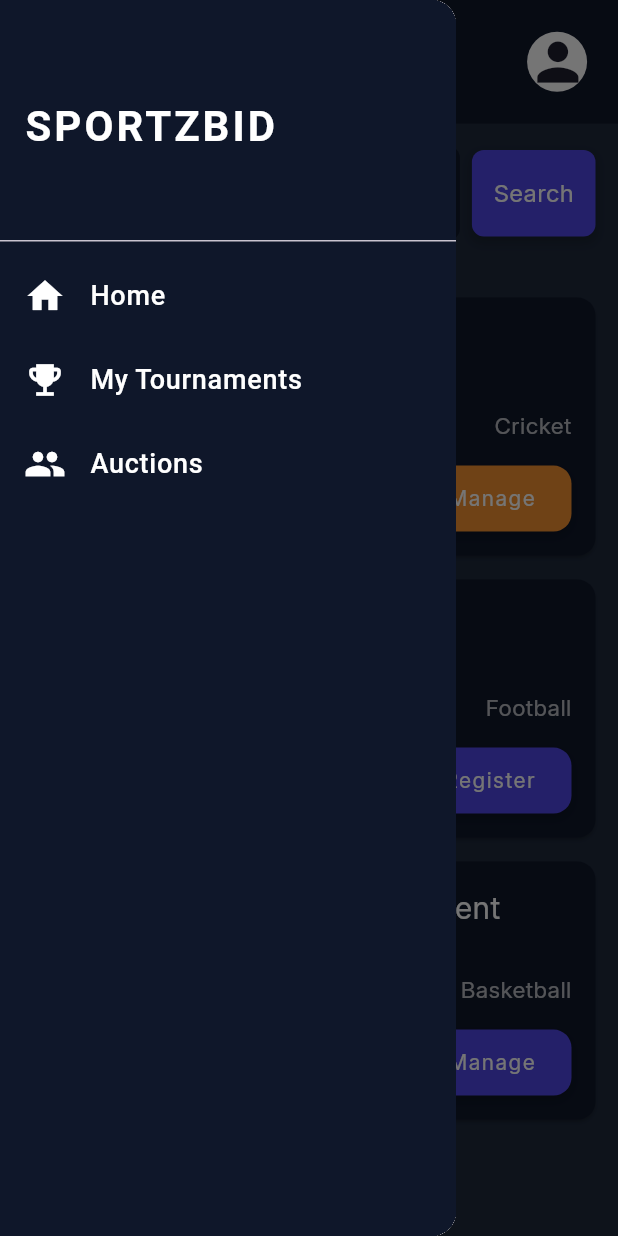
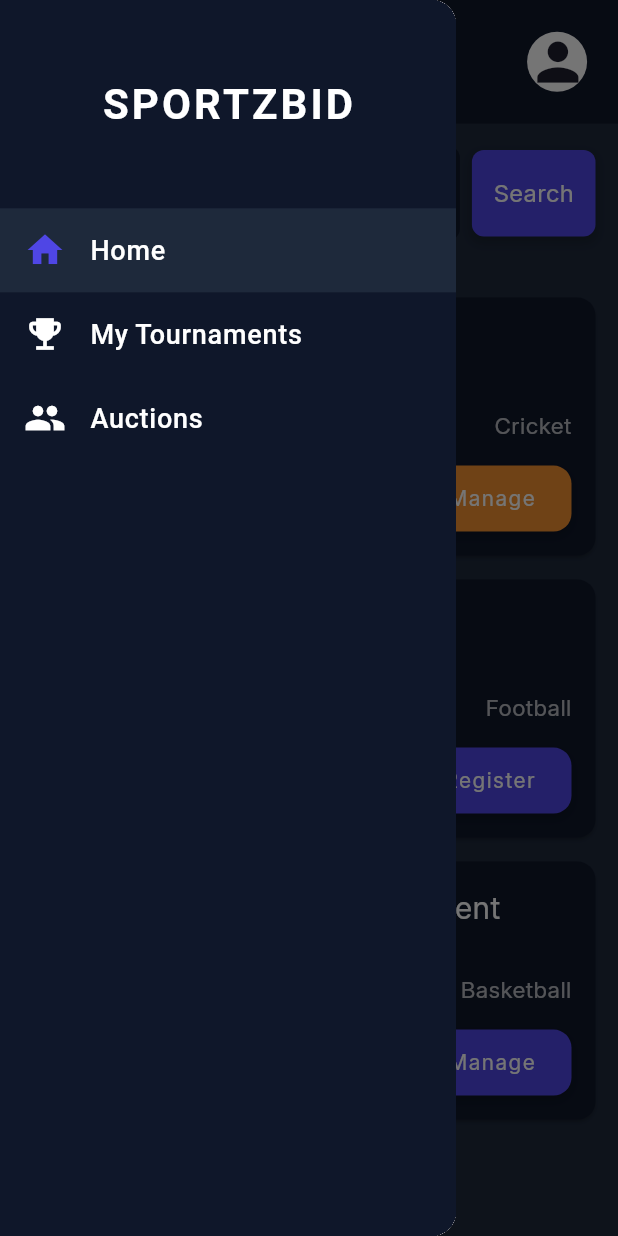
Before and after one commit to anazhtz/sportzbid, a Flutter app: the Homepage screen opened by its route, after a tap on the "menu" icon, on a phone screen of 412 x 824 dp. Run offline on Flutter 3.47's test engine with Material 3 defaults, Android fonts, the phone set to English and light mode, and no system bars.

Commit message:
Drawer Complied ui

```diff
--- a/lib/core_widgets/csutom_drawer.dart
+++ b/lib/core_widgets/csutom_drawer.dart
@@ -1,69 +1,104 @@
 import 'package:flutter/material.dart';
 import 'package:sportzbid/core/appcolor.dart';
+import 'package:sportzbid/utilis/responsive.dart';
 
 class CustomDrawer extends StatelessWidget {
-  const CustomDrawer({super.key});
+  final String currentPage;
+
+  const CustomDrawer({super.key, required this.currentPage});
 
   @override
   Widget build(BuildContext context) {
+    final responsive = context.responsive;
+
     return Drawer(
       child: Container(
         color: AppColors.textFeildColor,
         child: Column(
           children: [
-            DrawerHeader(
-              decoration: BoxDecoration(
-                color: AppColors.textFeildColor,
-              ),
-              child: const Align(
-                alignment: Alignment.centerLeft,
-                child: Text(
+            SizedBox(height: responsive.hp(6)), // Adjusted height for top spacing
+            Text(
               'SPORTZBID',
               style: TextStyle(
                 color: Colors.white,
-                    fontSize: 28,
+                fontSize: responsive.sp(28), // Responsive font size
                 fontWeight: FontWeight.bold,
-                    letterSpacing: 2.0,
+                letterSpacing: responsive.wp(0.5), // Responsive letter spacing
               ),
             ),
+            SizedBox(height: responsive.hp(6)), // Adjusted height for spacing between elements
+            Container(
+              color: currentPage == 'Home' ? AppColors.secondaryColor : null,
+              child: ListTile(
+                leading: Icon(
+                  Icons.home,
+                  color: currentPage == 'Home'
+                      ? AppColors.buttonColor
+                      : Colors.white,
+                  size: responsive.sp(28), // Responsive icon size
                 ),
-            ),
-            ListTile(
-              leading: const Icon(Icons.home, color: Colors.white, size: 28),
-              title: const Text(
+                title: Text(
                   'Home',
                   style: TextStyle(
                     color: Colors.white,
-                  fontSize: 18,
+                    fontSize: responsive.sp(18), // Responsive text size
                     fontWeight: FontWeight.w500,
                   ),
                 ),
-              onTap: () {},
+                onTap: () {
+                  Navigator.pop(context);
+                },
               ),
-            ListTile(
-              leading:
-                  const Icon(Icons.emoji_events, color: Colors.white, size: 28),
-              title: const Text(
+            ),
+            Container(
+              color: currentPage == 'Tournaments'
+                  ? Colors.white.withOpacity(0.2)
+                  : null,
+              child: ListTile(
+                leading: Icon(
+                  Icons.emoji_events,
+                  color: currentPage == 'Tournaments'
+                      ? AppColors.buttonColor
+                      : Colors.white,
+                  size: responsive.sp(28), // Responsive icon size
+                ),
+                title: Text(
                   'My Tournaments',
                   style: TextStyle(
                     color: Colors.white,
-                  fontSize: 18,
+                    fontSize: responsive.sp(18), // Responsive text size
                     fontWeight: FontWeight.w500,
                   ),
                 ),
-              onTap: () {},
+                onTap: () {
+                  Navigator.pop(context);
+                },
               ),
-            ListTile(
-              leading: const Icon(Icons.group, color: Colors.white, size: 28),
-              title: const Text(
+            ),
+            Container(
+              color: currentPage == 'Auctions'
+                  ? Colors.white.withOpacity(0.2)
+                  : null,
+              child: ListTile(
+                leading: Icon(
+                  Icons.group,
+                  color: currentPage == 'Auctions'
+                      ? AppColors.buttonColor
+                      : Colors.white, // Change icon color
+                  size: responsive.sp(28), // Responsive icon size
+                ),
+                title: Text(
                   'Auctions',
                   style: TextStyle(
-                  color: Colors.white,
-                  fontSize: 18,
+                    color: Colors.white, // Always white text color
+                    fontSize: responsive.sp(18), // Responsive text size
                     fontWeight: FontWeight.w500,
                   ),
                 ),
-              onTap: () {},
+                onTap: () {
+                  Navigator.pop(context); // Close the drawer
+                },
+              ),
             ),
             const Spacer(),
           ],
--- a/lib/view/homepage.dart
+++ b/lib/view/homepage.dart
@@ -70,7 +70,7 @@ class _HomepageState extends State<Homepage> {
         .toList();
 
     return Scaffold(
-      key: _scaffoldKey, // Add this key to Scaffold
+      key: _scaffoldKey,
       backgroundColor: AppColors.secondaryColor,
       appBar: AppBar(
         backgroundColor: AppColors.primaryColor,
@@ -83,7 +83,7 @@ class _HomepageState extends State<Homepage> {
             size: responsive.hp(5),
           ),
           onPressed: () {
-            _scaffoldKey.currentState?.openDrawer(); // Open the drawer
+            _scaffoldKey.currentState?.openDrawer();
           },
         ),
         actions: [
@@ -98,7 +98,7 @@ class _HomepageState extends State<Homepage> {
           SizedBox(width: responsive.wp(5)),
         ],
       ),
-      drawer: CustomDrawer(), // Attach the drawer
+      drawer: const CustomDrawer(currentPage: 'Home'),
       body: Column(
         children: [
           Padding(
```
Lines whose indentation alone changed are shown as unchanged.
